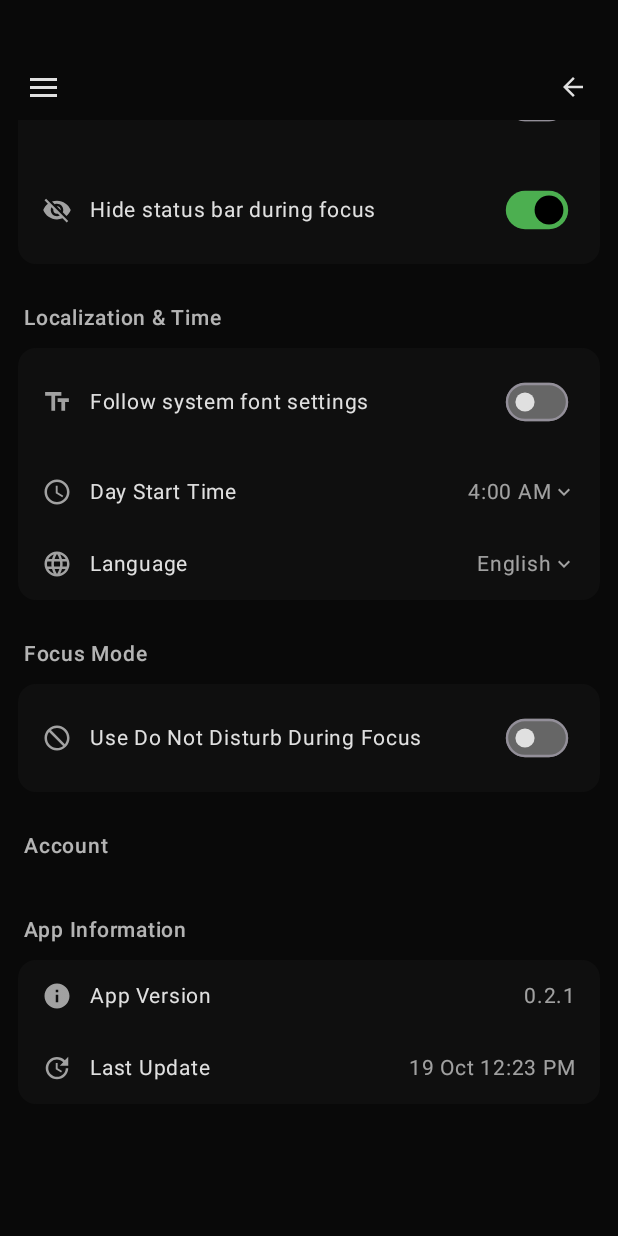
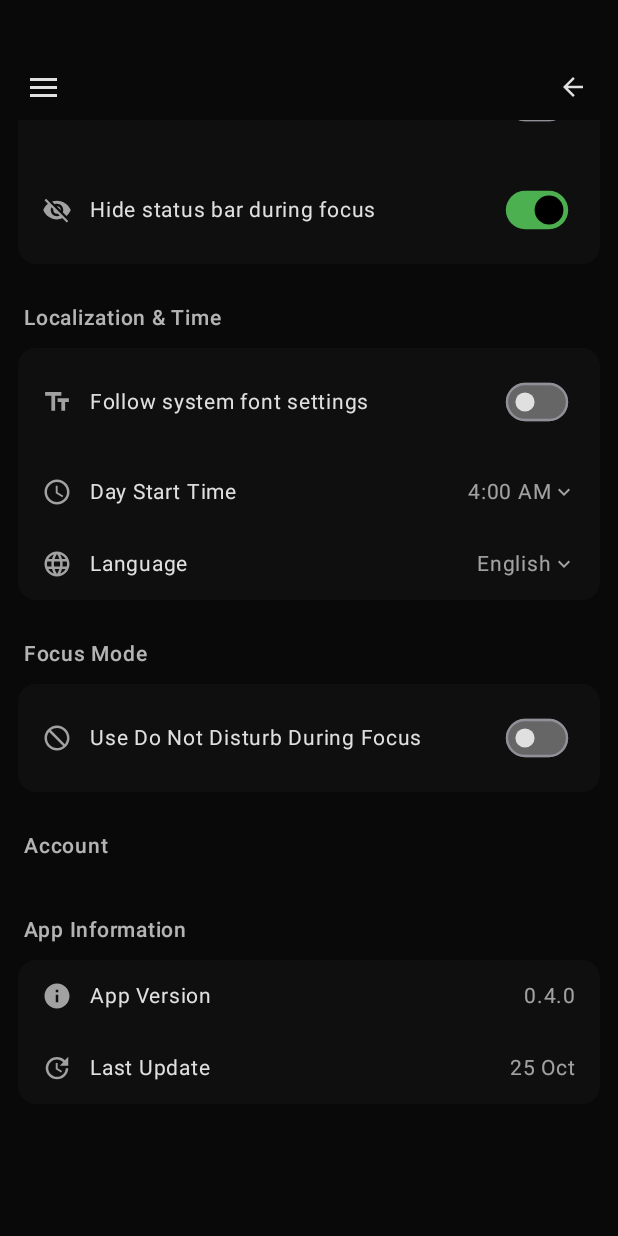
Before and after one commit to mkshaonexe/PVC-Perseverance, an Android app built with Jetpack Compose: the composable SettingsScreen shown on its own in the app's theme, scrolled down 704 dp, on a phone screen of 412 x 824 dp. Run offline under Robolectric (Android 15) with nearby library versions, the phone set to English and light mode, and no system bars; 2 statements that could not run were skipped.

```diff
--- a/app/src/main/java/com/perseverance/pvc/ui/screens/SettingsScreen.kt
+++ b/app/src/main/java/com/perseverance/pvc/ui/screens/SettingsScreen.kt
@@ -266,13 +266,13 @@ fun SettingsScreen(
                         SettingsInfoItem(
                             icon = Icons.Filled.Info,
                             title = "App Version",
-                            value = "0.2.1"
+                            value = "0.4.0"
                         )
 
                         SettingsInfoItem(
                             icon = Icons.Filled.Update,
                             title = "Last Update",
-                            value = "19 Oct 12:23 PM"
+                            value = "25 Oct"
                         )
                     }
                 )
```
